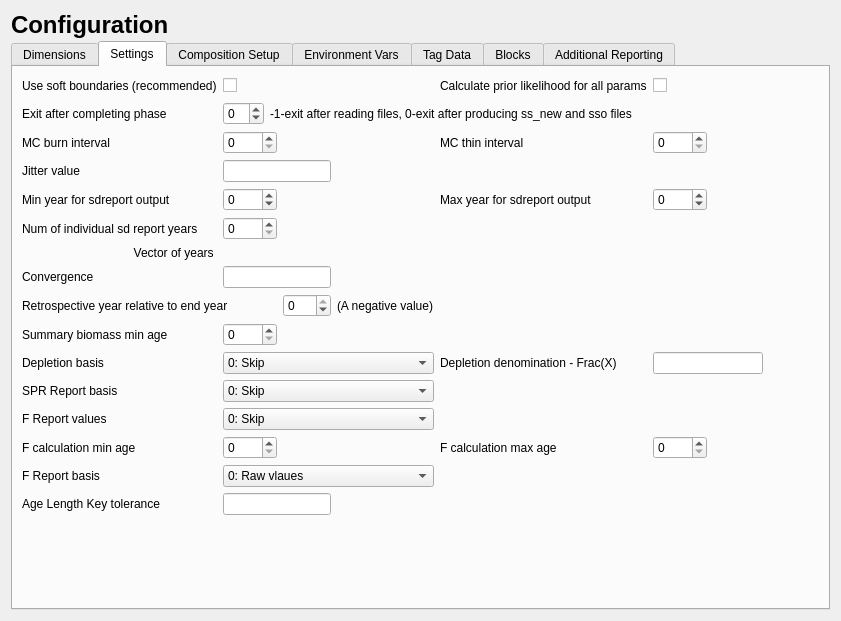
Qt form src/data_widget.ui (nmfs-ost/ss3-ssi) before a commit.
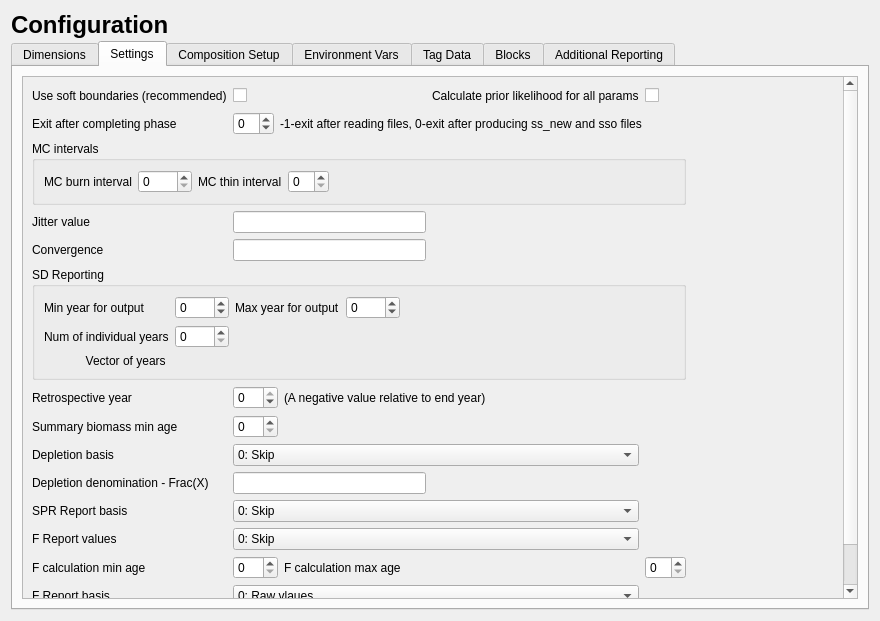
The same form after that commit. The open tabs and pages were chosen to show the change. Icons and pictures are not drawn.

Patch:
```diff
--- a/src/data_widget.ui
+++ b/src/data_widget.ui
@@ -6,7 +6,7 @@
    <rect>
     <x>0</x>
     <y>0</y>
-    <width>841</width>
+    <width>880</width>
     <height>621</height>
    </rect>
   </property>
@@ -454,68 +454,60 @@
       </attribute>
       <layout class="QVBoxLayout" name="verticalLayout_4">
        <item>
+        <widget class="QScrollArea" name="scrollArea_3">
+         <property name="widgetResizable">
+          <bool>true</bool>
+         </property>
+         <widget class="QWidget" name="scrollAreaWidgetContents_3">
+          <property name="geometry">
+           <rect>
+            <x>0</x>
+            <y>-106</y>
+            <width>807</width>
+            <height>584</height>
+           </rect>
+          </property>
+          <layout class="QVBoxLayout" name="verticalLayout_18">
+           <item>
         <layout class="QGridLayout" name="gridLayout_settings">
-         <item row="13" column="1" colspan="4">
-          <widget class="QComboBox" name="comboBox_spr_basis">
-           <item>
-            <property name="text">
-             <string>0: Skip</string>
-            </property>
-           </item>
-           <item>
-            <property name="text">
-             <string>1: (1-SPR) / (1 - SPR_target)</string>
-            </property>
-           </item>
-           <item>
-            <property name="text">
-             <string>2: (1-SPR) / (1 - SPR at MSY)</string>
-            </property>
-           </item>
-           <item>
+             <item row="10" column="5">
+              <spacer name="horizontalSpacer_mc">
+               <property name="orientation">
+                <enum>Qt::Horizontal</enum>
+               </property>
+               <property name="sizeHint" stdset="0">
+                <size>
+                 <width>40</width>
+                 <height>20</height>
+                </size>
+               </property>
+              </spacer>
+             </item>
+             <item row="3" column="1" colspan="2">
+              <widget class="QLineEdit" name="lineEdit_jitter"/>
+             </item>
+             <item row="14" column="0">
+              <widget class="QLabel" name="label_alktol">
             <property name="text">
-             <string>3: (1-SPR) / (1 - SPR at B_target)</string>
-            </property>
-           </item>
-           <item>
-            <property name="text">
-             <string>4:  (1-SPR) / 1 (actual values)</string>
-            </property>
-           </item>
-          </widget>
-         </item>
-         <item row="4" column="0">
-          <widget class="QLabel" name="label_jitter">
-           <property name="text">
-            <string>Jitter value</string>
-           </property>
-          </widget>
-         </item>
-         <item row="15" column="6">
-          <widget class="QSpinBox" name="spinBox_f_max_age"/>
-         </item>
-         <item row="12" column="0">
+                <string>Age Length Key tolerance</string>
+               </property>
+              </widget>
+             </item>
+             <item row="8" column="0">
           <widget class="QLabel" name="label_f_dep">
            <property name="text">
             <string>Depletion basis</string>
            </property>
           </widget>
          </item>
-         <item row="15" column="5">
-          <widget class="QLabel" name="label_f_max_age">
-           <property name="text">
-            <string>F calculation max age</string>
-           </property>
-          </widget>
-         </item>
-         <item row="10" column="0">
+             <item row="7" column="0">
           <widget class="QLabel" name="labe_f_bmass_min_age">
            <property name="text">
             <string>Summary biomass min age</string>
            </property>
           </widget>
          </item>
-         <item row="0" column="2" colspan="3">
+             <item row="0" column="2">
           <spacer name="horizontalSpacer_setings">
            <property name="orientation">
             <enum>Qt::Horizontal</enum>
@@ -528,102 +520,17 @@
            </property>
           </spacer>
          </item>
-         <item row="16" column="0">
+             <item row="13" column="0">
           <widget class="QLabel" name="label_f_report_basis">
            <property name="text">
             <string>F Report basis</string>
            </property>
           </widget>
          </item>
-         <item row="3" column="7">
-          <spacer name="horizontalSpacer_MC">
-           <property name="orientation">
-            <enum>Qt::Horizontal</enum>
-           </property>
-           <property name="sizeHint" stdset="0">
-            <size>
-             <width>40</width>
-             <height>20</height>
-            </size>
-           </property>
-          </spacer>
-         </item>
-         <item row="12" column="5">
-          <widget class="QLabel" name="label_f_dep_denom">
-           <property name="text">
-            <string>Depletion denomination - Frac(X)</string>
-           </property>
-          </widget>
-         </item>
-         <item row="12" column="1" colspan="4">
-          <widget class="QComboBox" name="comboBox_f_dep">
-           <item>
-            <property name="text">
-             <string>0: Skip</string>
-            </property>
-           </item>
-           <item>
-            <property name="text">
-             <string>1: X * B0</string>
-            </property>
-           </item>
-           <item>
-            <property name="text">
-             <string>2: X * B_msy</string>
-            </property>
-           </item>
-           <item>
-            <property name="text">
-             <string>3: X * B_styr</string>
-            </property>
-           </item>
-          </widget>
-         </item>
-         <item row="14" column="0">
-          <widget class="QLabel" name="label_f_rpt_units">
-           <property name="text">
-            <string>F Report values</string>
-           </property>
-          </widget>
-         </item>
-         <item row="16" column="1" colspan="4">
-          <widget class="QComboBox" name="comboBox_f_report_basis">
-           <item>
-            <property name="text">
-             <string>0: Raw vlaues</string>
-            </property>
-           </item>
-           <item>
-            <property name="text">
-             <string>1: F / F_spr</string>
-            </property>
-           </item>
-           <item>
-            <property name="text">
-             <string>2: F / F_msy</string>
-            </property>
-           </item>
-           <item>
-            <property name="text">
-             <string>3: F / F_btgt</string>
-            </property>
-           </item>
-          </widget>
-         </item>
-         <item row="15" column="0">
-          <widget class="QLabel" name="label_f_min_age">
-           <property name="text">
-            <string>F calculation min age</string>
-           </property>
-          </widget>
-         </item>
-         <item row="12" column="6" colspan="2">
-          <widget class="QLineEdit" name="lineEdit_dep_denom"/>
-         </item>
          <item row="3" column="0">
-          <widget class="QLabel" name="label_mc_burn">
+              <widget class="QLabel" name="label_jitter">
            <property name="text">
-            <string>MC burn interval</string>
+                <string>Jitter value</string>
            </property>
           </widget>
          </item>
@@ -634,50 +541,14 @@
            </property>
           </widget>
          </item>
-         <item row="0" column="6" colspan="3">
-          <widget class="QCheckBox" name="checkBox_priors">
-           <property name="sizePolicy">
-            <sizepolicy hsizetype="Minimum" vsizetype="Fixed">
-             <horstretch>0</horstretch>
-             <verstretch>0</verstretch>
-            </sizepolicy>
-           </property>
-           <property name="text">
-            <string/>
-           </property>
-          </widget>
-         </item>
-         <item row="13" column="0">
-          <widget class="QLabel" name="label_spr_basis">
-           <property name="text">
-            <string>SPR Report basis</string>
-           </property>
-          </widget>
-         </item>
-         <item row="15" column="1">
-          <widget class="QSpinBox" name="spinBox_f_min_age"/>
-         </item>
-         <item row="10" column="1">
-          <widget class="QSpinBox" name="spinBox_f_bmass_min_age"/>
-         </item>
-         <item row="9" column="2">
-          <widget class="QSpinBox" name="spinBox_retrospect_yr">
-           <property name="minimum">
-            <number>-99</number>
-           </property>
-           <property name="maximum">
-            <number>0</number>
-           </property>
-          </widget>
-         </item>
-         <item row="9" column="0" colspan="2">
+             <item row="6" column="0">
           <widget class="QLabel" name="label_retrospect_yr">
            <property name="text">
-            <string>Retrospective year relative to end year</string>
+                <string>Retrospective year</string>
            </property>
           </widget>
          </item>
-         <item row="1" column="1" colspan="7">
+             <item row="1" column="1" colspan="4">
           <layout class="QHBoxLayout" name="horizontalLayout_last_phase">
            <item>
             <widget class="QSpinBox" name="spinBox_last_phase">
@@ -708,13 +579,6 @@
            </item>
           </layout>
          </item>
-         <item row="3" column="5">
-          <widget class="QLabel" name="label_mc_thin">
-           <property name="text">
-            <string>MC thin interval</string>
-           </property>
-          </widget>
-         </item>
          <item row="1" column="0">
           <widget class="QLabel" name="label_last_phase">
            <property name="text">
@@ -722,39 +586,7 @@
            </property>
           </widget>
          </item>
-         <item row="14" column="1" colspan="4">
-          <widget class="QComboBox" name="comboBox_f_rpt_units">
-           <item>
-            <property name="text">
-             <string>0: Skip</string>
-            </property>
-           </item>
-           <item>
-            <property name="text">
-             <string>1: Exploitation (Bio)</string>
-            </property>
-           </item>
-           <item>
-            <property name="text">
-             <string>2: Exploitation (Num)</string>
-            </property>
-           </item>
-           <item>
-            <property name="text">
-             <string>3: Sum (sum Fs by fleet)</string>
-            </property>
-           </item>
-           <item>
-            <property name="text">
-             <string>4: True F for range of ages</string>
-            </property>
-           </item>
-          </widget>
-         </item>
-         <item row="3" column="6">
-          <widget class="QSpinBox" name="spinBox_mc_thin"/>
-         </item>
-         <item row="4" column="8">
+             <item row="4" column="4" colspan="2">
           <spacer name="horizontalSpacer_convergence">
            <property name="orientation">
             <enum>Qt::Horizontal</enum>
@@ -767,61 +599,58 @@
            </property>
           </spacer>
          </item>
-         <item row="4" column="4">
-          <spacer name="horizontalSpacer_jitter">
-           <property name="orientation">
-            <enum>Qt::Horizontal</enum>
-           </property>
-           <property name="sizeHint" stdset="0">
-            <size>
-             <width>40</width>
-             <height>20</height>
-            </size>
-           </property>
-          </spacer>
-         </item>
-         <item row="4" column="1" colspan="2">
-          <widget class="QLineEdit" name="lineEdit_jitter"/>
-         </item>
-         <item row="9" column="3" colspan="4">
+             <item row="7" column="1">
+              <widget class="QSpinBox" name="spinBox_f_bmass_min_age"/>
+             </item>
+             <item row="6" column="2" colspan="2">
           <widget class="QLabel" name="label">
            <property name="text">
-            <string>(A negative value)</string>
+                <string>(A negative value relative to end year)</string>
            </property>
           </widget>
          </item>
-         <item row="6" column="0">
+             <item row="0" column="0">
+              <widget class="QLabel" name="label_soft_bounds">
+               <property name="text">
+                <string>Use soft boundaries (recommended)</string>
+               </property>
+              </widget>
+             </item>
+             <item row="0" column="3">
+              <widget class="QLabel" name="label_priors">
+               <property name="text">
+                <string>Calculate prior likelihood for all params</string>
+               </property>
+              </widget>
+             </item>
+             <item row="5" column="0" colspan="5">
+              <widget class="QGroupBox" name="groupBox_sd_report">
+               <property name="title">
+                <string>SD Reporting</string>
+               </property>
+               <layout class="QGridLayout" name="gridLayout_2">
+                <item row="1" column="0">
           <widget class="QLabel" name="label_num_std_yrs">
            <property name="text">
-            <string>Num of individual sd report years</string>
+                   <string>Num of individual years</string>
            </property>
           </widget>
          </item>
-         <item row="5" column="0">
+                <item row="0" column="0">
           <widget class="QLabel" name="label_sdrpt_min_yr">
            <property name="text">
-            <string>Min year for sdreport output</string>
+                   <string>Min year for output</string>
            </property>
           </widget>
          </item>
-         <item row="5" column="5">
+                <item row="0" column="2">
           <widget class="QLabel" name="label_sdrpt_max_yr">
            <property name="text">
-            <string>Max year for sdreport output</string>
+                   <string>Max year for output</string>
            </property>
           </widget>
          </item>
-         <item row="5" column="6">
-          <widget class="QSpinBox" name="spinBox_sdrpt_max_yr">
-           <property name="minimum">
-            <number>-99</number>
-           </property>
-           <property name="maximum">
-            <number>2500</number>
-           </property>
-          </widget>
-         </item>
-         <item row="5" column="1">
+                <item row="0" column="1">
           <widget class="QSpinBox" name="spinBox_sdrpt_min_yr">
            <property name="minimum">
             <number>-99</number>
@@ -831,7 +660,20 @@
            </property>
           </widget>
          </item>
-         <item row="7" column="0">
+                <item row="0" column="3">
+                 <widget class="QSpinBox" name="spinBox_sdrpt_max_yr">
+                  <property name="minimum">
+                   <number>-99</number>
+                  </property>
+                  <property name="maximum">
+                   <number>2500</number>
+                  </property>
+                 </widget>
+                </item>
+                <item row="1" column="1">
+                 <widget class="QSpinBox" name="spinBox_num_std_yrs"/>
+                </item>
+                <item row="2" column="0">
           <widget class="QLabel" name="label_std_yrs">
            <property name="text">
             <string>Vector of years </string>
@@ -841,67 +683,262 @@
            </property>
           </widget>
          </item>
-         <item row="0" column="0">
-          <widget class="QLabel" name="label_soft_bounds">
-           <property name="text">
-            <string>Use soft boundaries (recommended)</string>
-           </property>
-          </widget>
-         </item>
-         <item row="6" column="1">
-          <widget class="QSpinBox" name="spinBox_num_std_yrs"/>
-         </item>
-         <item row="0" column="5">
-          <widget class="QLabel" name="label_priors">
-           <property name="text">
-            <string>Calculate prior likelihood for all params</string>
-           </property>
-          </widget>
-         </item>
-         <item row="8" column="0">
-          <widget class="QLabel" name="label_convergence">
-           <property name="text">
-            <string>Convergence </string>
-           </property>
-          </widget>
-         </item>
-         <item row="8" column="1" colspan="2">
-          <widget class="QLineEdit" name="lineEdit_convergence"/>
-         </item>
-         <item row="7" column="1" colspan="7">
+                <item row="0" column="4">
+                 <spacer name="horizontalSpacer_5">
+                  <property name="orientation">
+                   <enum>Qt::Horizontal</enum>
+                  </property>
+                  <property name="sizeHint" stdset="0">
+                   <size>
+                    <width>40</width>
+                    <height>20</height>
+                   </size>
+                  </property>
+                 </spacer>
+                </item>
+                <item row="2" column="1" colspan="4">
           <layout class="QHBoxLayout" name="horizontalLayout_sdYears"/>
          </item>
-         <item row="17" column="1" colspan="2">
-          <widget class="QLineEdit" name="lineEdit_alktol"/>
-         </item>
-         <item row="17" column="0">
-          <widget class="QLabel" name="label_alktol">
+               </layout>
+              </widget>
+             </item>
+             <item row="12" column="0">
+              <widget class="QLabel" name="label_f_min_age">
            <property name="text">
-            <string>Age Length Key tolerance</string>
+                <string>F calculation min age</string>
            </property>
           </widget>
          </item>
-         <item row="3" column="1">
+             <item row="9" column="0">
+              <widget class="QLabel" name="label_f_dep_denom">
+               <property name="text">
+                <string>Depletion denomination - Frac(X)</string>
+               </property>
+              </widget>
+             </item>
+             <item row="10" column="0">
+              <widget class="QLabel" name="label_spr_basis">
+               <property name="text">
+                <string>SPR Report basis</string>
+               </property>
+              </widget>
+             </item>
+             <item row="2" column="0" colspan="5">
+              <widget class="QGroupBox" name="groupBox">
+               <property name="title">
+                <string>MC intervals</string>
+               </property>
+               <layout class="QHBoxLayout" name="horizontalLayout_2">
+                <item>
+                 <widget class="QLabel" name="label_mc_burn">
+                  <property name="text">
+                   <string>MC burn interval</string>
+                  </property>
+                 </widget>
+                </item>
+                <item>
           <widget class="QSpinBox" name="spinBox_mc_burn">
            <property name="maximum">
             <number>1000</number>
            </property>
           </widget>
          </item>
-        </layout>
+                <item>
+                 <widget class="QLabel" name="label_mc_thin">
+                  <property name="text">
+                   <string>MC thin interval</string>
+                  </property>
+                 </widget>
        </item>
        <item>
-        <spacer name="verticalSpacer_settings">
+                 <widget class="QSpinBox" name="spinBox_mc_thin"/>
+                </item>
+                <item>
+                 <spacer name="horizontalSpacer_6">
          <property name="orientation">
-          <enum>Qt::Vertical</enum>
+                   <enum>Qt::Horizontal</enum>
          </property>
          <property name="sizeHint" stdset="0">
           <size>
-           <width>20</width>
-           <height>40</height>
+                    <width>40</width>
+                    <height>20</height>
           </size>
          </property>
         </spacer>
+                </item>
+               </layout>
+              </widget>
+             </item>
+             <item row="11" column="0">
+              <widget class="QLabel" name="label_f_rpt_units">
+               <property name="text">
+                <string>F Report values</string>
+               </property>
+              </widget>
+             </item>
+             <item row="8" column="1" colspan="3">
+              <widget class="QComboBox" name="comboBox_f_dep">
+               <item>
+                <property name="text">
+                 <string>0: Skip</string>
+                </property>
+               </item>
+               <item>
+                <property name="text">
+                 <string>1: X * B0</string>
+                </property>
+               </item>
+               <item>
+                <property name="text">
+                 <string>2: X * B_msy</string>
+                </property>
+               </item>
+               <item>
+                <property name="text">
+                 <string>3: X * B_styr</string>
+                </property>
+               </item>
+              </widget>
+             </item>
+             <item row="10" column="1" colspan="3">
+              <widget class="QComboBox" name="comboBox_spr_basis">
+               <item>
+                <property name="text">
+                 <string>0: Skip</string>
+                </property>
+               </item>
+               <item>
+                <property name="text">
+                 <string>1: (1-SPR) / (1 - SPR_target)</string>
+                </property>
+               </item>
+               <item>
+                <property name="text">
+                 <string>2: (1-SPR) / (1 - SPR at MSY)</string>
+                </property>
+               </item>
+               <item>
+                <property name="text">
+                 <string>3: (1-SPR) / (1 - SPR at B_target)</string>
+                </property>
+               </item>
+               <item>
+                <property name="text">
+                 <string>4:  (1-SPR) / 1 (actual values)</string>
+                </property>
+               </item>
+              </widget>
+             </item>
+             <item row="11" column="1" colspan="3">
+              <widget class="QComboBox" name="comboBox_f_rpt_units">
+               <item>
+                <property name="text">
+                 <string>0: Skip</string>
+                </property>
+               </item>
+               <item>
+                <property name="text">
+                 <string>1: Exploitation (Bio)</string>
+                </property>
+               </item>
+               <item>
+                <property name="text">
+                 <string>2: Exploitation (Num)</string>
+                </property>
+               </item>
+               <item>
+                <property name="text">
+                 <string>3: Sum (sum Fs by fleet)</string>
+                </property>
+               </item>
+               <item>
+                <property name="text">
+                 <string>4: True F for range of ages</string>
+                </property>
+               </item>
+              </widget>
+             </item>
+             <item row="12" column="1">
+              <widget class="QSpinBox" name="spinBox_f_min_age"/>
+             </item>
+             <item row="13" column="1" colspan="3">
+              <widget class="QComboBox" name="comboBox_f_report_basis">
+               <item>
+                <property name="text">
+                 <string>0: Raw vlaues</string>
+                </property>
+               </item>
+               <item>
+                <property name="text">
+                 <string>1: F / F_spr</string>
+                </property>
+               </item>
+               <item>
+                <property name="text">
+                 <string>2: F / F_msy</string>
+                </property>
+               </item>
+               <item>
+                <property name="text">
+                 <string>3: F / F_btgt</string>
+                </property>
+               </item>
+              </widget>
+             </item>
+             <item row="14" column="1" colspan="2">
+              <widget class="QLineEdit" name="lineEdit_alktol"/>
+             </item>
+             <item row="4" column="0">
+              <widget class="QLabel" name="label_convergence">
+               <property name="text">
+                <string>Convergence </string>
+               </property>
+              </widget>
+             </item>
+             <item row="4" column="1" colspan="2">
+              <widget class="QLineEdit" name="lineEdit_convergence"/>
+             </item>
+             <item row="9" column="1" colspan="2">
+              <widget class="QLineEdit" name="lineEdit_dep_denom"/>
+             </item>
+             <item row="6" column="1">
+              <widget class="QSpinBox" name="spinBox_retrospect_yr">
+               <property name="minimum">
+                <number>-99</number>
+               </property>
+               <property name="maximum">
+                <number>0</number>
+               </property>
+              </widget>
+             </item>
+             <item row="12" column="2" colspan="2">
+              <widget class="QLabel" name="label_f_max_age">
+               <property name="text">
+                <string>F calculation max age</string>
+               </property>
+              </widget>
+             </item>
+             <item row="12" column="4">
+              <widget class="QSpinBox" name="spinBox_f_max_age"/>
+             </item>
+             <item row="0" column="4">
+              <widget class="QCheckBox" name="checkBox_priors">
+               <property name="sizePolicy">
+                <sizepolicy hsizetype="Minimum" vsizetype="Fixed">
+                 <horstretch>0</horstretch>
+                 <verstretch>0</verstretch>
+                </sizepolicy>
+               </property>
+               <property name="text">
+                <string/>
+               </property>
+              </widget>
+             </item>
+            </layout>
+           </item>
+          </layout>
+         </widget>
+        </widget>
        </item>
       </layout>
      </widget>
```
Left out of the diff: 21 changed lines with no effect on the pictures. Lines whose indentation alone changed are shown as unchanged.
